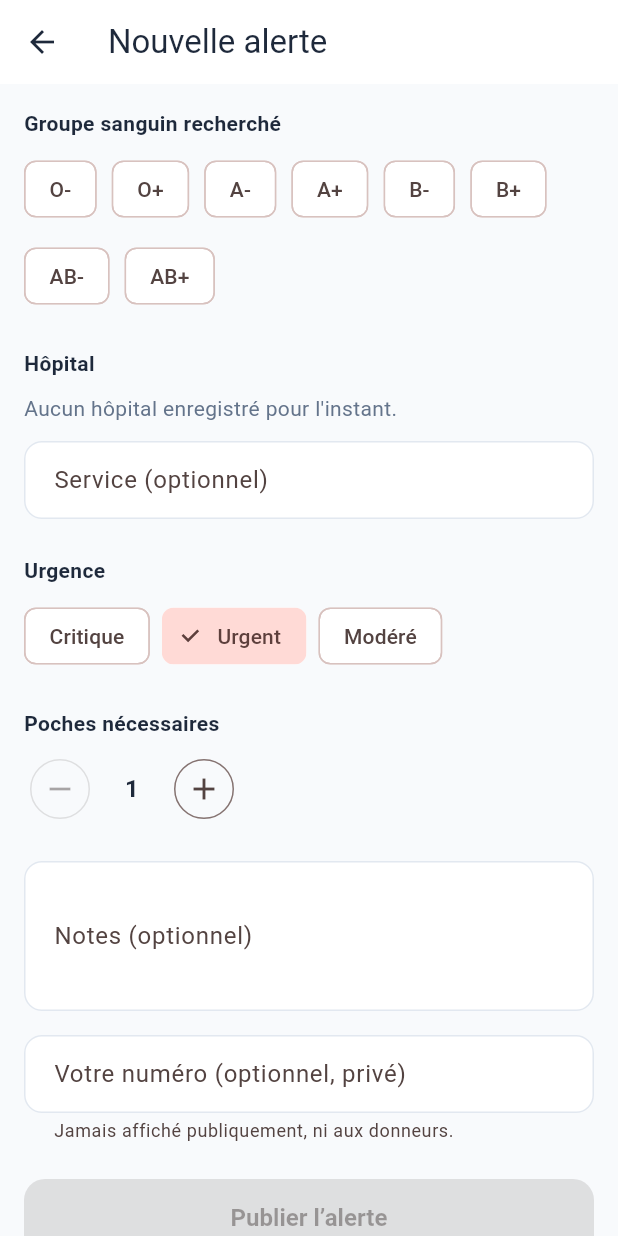
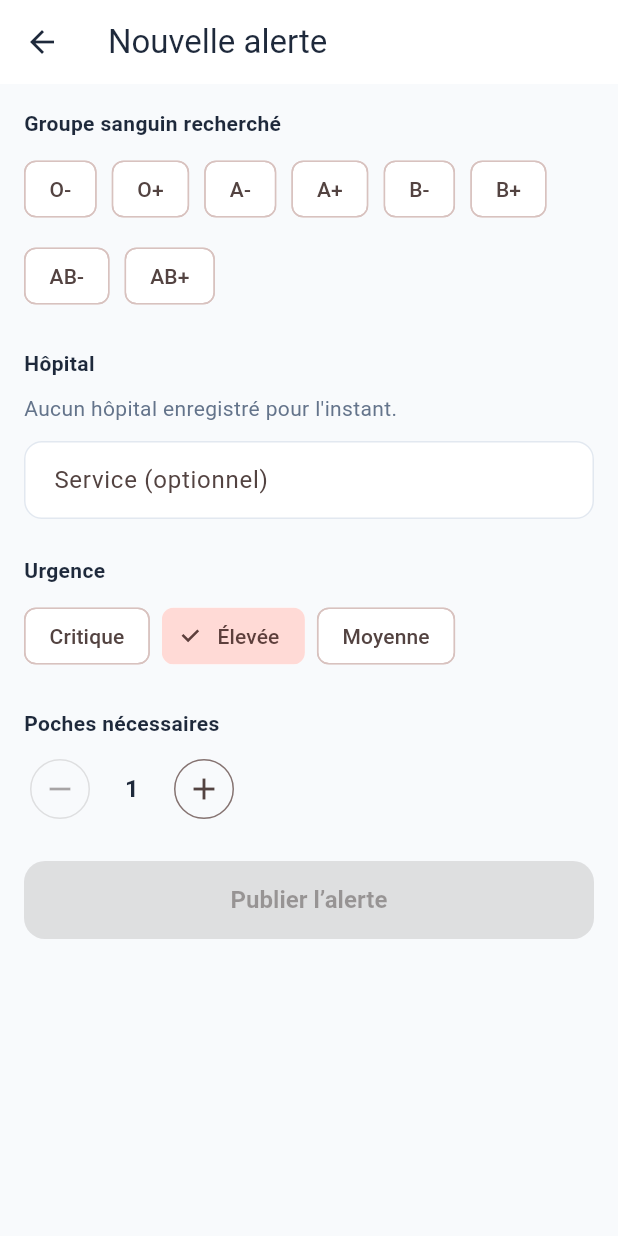
Before and after one commit to gabrielleobono/VitalLink, a Flutter app: the CreateAlertScreen screen opened directly, on a phone screen of 412 x 824 dp. Run offline on Flutter 3.47's test engine with Material 3 defaults, Android fonts, the light colour scheme and no system bars; our stand-ins replace cloud_firestore, firebase_auth, firebase_core, flutter_riverpod, geolocator, go_router and 1 more; accounts and stored records are empty.

Commit message:
feat(module-2): formulaire de publication d'alerte branché sur bloodAlerts

```diff
--- a/lib/core/router/app_router.dart
+++ b/lib/core/router/app_router.dart
@@ -1,6 +1,7 @@
 import 'package:go_router/go_router.dart';
 
 import '../../features/auth/presentation/screens/login_screen.dart';
+import '../../features/blood_requests/presentation/screens/create_alert_screen.dart';
 import '../../features/blood_requests/presentation/screens/emergency_detail_screen.dart';
 import '../../features/blood_requests/presentation/screens/emergency_screen.dart';
 import '../../features/home/presentation/screens/dashboard_screen.dart';
@@ -18,6 +19,7 @@ abstract final class AppRoutes {
   static const profile = '/profile';
   static const scan = '/scan';
 
+  static const createEmergency = '/emergencies/new';
   static String emergencyDetail(String alertId) => '/emergencies/$alertId';
 }
 
@@ -31,6 +33,10 @@ final appRouter = GoRouter(
     GoRoute(
       path: AppRoutes.scan,
       builder: (context, state) => const ScanScreen(),
+    ),
+    GoRoute(
+      path: AppRoutes.createEmergency,
+      builder: (context, state) => const CreateAlertScreen(),
     ),
     GoRoute(
       path: '/emergencies/:alertId',
--- a/lib/features/blood_requests/presentation/screens/create_alert_screen.dart
+++ b/lib/features/blood_requests/presentation/screens/create_alert_screen.dart
@@ -1,21 +1,30 @@
+import 'package:cloud_firestore/cloud_firestore.dart';
+import 'package:firebase_auth/firebase_auth.dart';
 import 'package:flutter/material.dart';
 import 'package:flutter_riverpod/flutter_riverpod.dart';
 
-import '../../../../core/providers/auth_providers.dart';
 import '../../../../core/theme/app_colors.dart';
 import '../../../../core/utils/blood_compatibility.dart';
-import '../../data/models/hospital_model.dart';
-import '../../domain/blood_request.dart';
-import '../../domain/blood_request_enums.dart';
-import '../providers/blood_request_providers.dart';
-import '../providers/hospital_providers.dart';
+import '../../data/models/hospital.dart';
 
-/// Formulaire de publication d'une alerte de sang.
-///
-/// Conçu pour aller vite en situation d'urgence : seuls le groupe sanguin et
-/// l'hôpital sont obligatoires, tout le reste a une valeur par défaut
-/// modifiable. La ville n'est pas saisie à la main : elle est déduite de
-/// l'hôpital choisi, pour ne jamais désynchroniser les deux.
+final _hospitalsListProvider = FutureProvider<List<Hospital>>((ref) async {
+  final snapshot = await FirebaseFirestore.instance
+      .collection('hospitals')
+      .get();
+  return snapshot.docs
+      .map((doc) => Hospital.fromFirestore(doc.id, doc.data()))
+      .toList();
+});
+
+const _criticalities = [
+  ('critical', 'Critique'),
+  ('high', 'Élevée'),
+  ('medium', 'Moyenne'),
+];
+
+/// Formulaire de publication d'une alerte de sang (`bloodAlerts/{id}`).
+/// Réservé aux soignants vérifiés (voir firestore.rules). Aucune donnée
+/// nominative du patient n'est saisie ni stockée.
 class CreateAlertScreen extends ConsumerStatefulWidget {
   const CreateAlertScreen({super.key});
 
@@ -25,12 +34,10 @@ class CreateAlertScreen extends ConsumerStatefulWidget {
 
 class _CreateAlertScreenState extends ConsumerState<CreateAlertScreen> {
   BloodGroup? _bloodGroup;
-  HospitalModel? _hospital;
-  UrgencyLevel _urgency = UrgencyLevel.high;
+  Hospital? _hospital;
+  String _criticality = 'high';
   int _unitsNeeded = 1;
   final _departmentController = TextEditingController();
-  final _notesController = TextEditingController();
-  final _contactPhoneController = TextEditingController();
 
   bool _isSubmitting = false;
   String? _errorMessage;
@@ -38,8 +45,6 @@ class _CreateAlertScreenState extends ConsumerState<CreateAlertScreen> {
   @override
   void dispose() {
     _departmentController.dispose();
-    _notesController.dispose();
-    _contactPhoneController.dispose();
     super.dispose();
   }
 
@@ -51,47 +56,70 @@ class _CreateAlertScreenState extends ConsumerState<CreateAlertScreen> {
     final hospital = _hospital;
     if (bloodGroup == null || hospital == null) return;
 
+    final user = FirebaseAuth.instance.currentUser;
+    if (user == null) {
+      setState(() => _errorMessage = 'Connectez-vous pour publier une alerte.');
+      return;
+    }
+
     setState(() {
       _isSubmitting = true;
       _errorMessage = null;
     });
 
     try {
-      final requesterId = await ref.read(currentUserIdProvider.future);
-      final request = BloodRequest.create(
-        requesterId: requesterId,
-        city: hospital.city,
-        bloodGroupNeeded: bloodGroup,
-        hospitalId: hospital.id,
-        hospitalDepartment: _departmentController.text.trim().isEmpty
-            ? null
-            : _departmentController.text.trim(),
-        urgency: _urgency,
-        unitsNeeded: _unitsNeeded,
-        notes: _notesController.text.trim().isEmpty
-            ? null
-            : _notesController.text.trim(),
-      );
+      final compatible = BloodCompatibility.compatibleDonorsFor(
+        bloodGroup,
+      ).map((g) => g.label).toList();
 
-      final newId = await ref
-          .read(bloodRequestRepositoryProvider)
-          .createRequest(request, contactPhone: _contactPhoneController.text);
+      final doc = await FirebaseFirestore.instance
+          .collection('bloodAlerts')
+          .add({
+            'recipientBloodGroup': bloodGroup.label,
+            'compatibleGroups': compatible,
+            'units': _unitsNeeded,
+            'criticality': _criticality,
+            'hospitalId': hospital.id,
+            'location': hospital.location,
+            'createdBy': user.uid,
+            'status': 'open',
+            'createdAt': FieldValue.serverTimestamp(),
+            'expiresAt': Timestamp.fromDate(
+              DateTime.now().add(const Duration(hours: 24)),
+            ),
+            'hospitalName': hospital.name,
+            'serviceInfo': _departmentController.text.trim(),
+            'district': hospital.city,
+            'distanceKm': 0,
+            'alertBadgeLabel': 'Alerte vérifiée',
+            'alertBadgeVariant': 'verified',
+            'bloodGroupTagLabel': bloodGroup.label,
+            'ctaSubtitleText': '$_unitsNeeded poche(s) · ${hospital.name}',
+          });
 
       if (!mounted) return;
-      Navigator.of(context).pop(newId);
-    } catch (error) {
+      Navigator.of(context).pop(doc.id);
+    } on FirebaseException catch (error) {
+      if (!mounted) return;
+      setState(() {
+        _isSubmitting = false;
+        _errorMessage = error.code == 'permission-denied'
+            ? 'Seuls les soignants vérifiés peuvent publier une alerte.'
+            : 'La publication a échoué. Vérifiez votre connexion et réessayez.';
+      });
+    } catch (_) {
       if (!mounted) return;
       setState(() {
         _isSubmitting = false;
         _errorMessage =
-            "La publication a échoué. Vérifiez votre connexion et réessayez.";
+            'La publication a échoué. Vérifiez votre connexion et réessayez.';
       });
     }
   }
 
   @override
   Widget build(BuildContext context) {
-    final hospitalsAsync = ref.watch(allHospitalsProvider);
+    final hospitalsAsync = ref.watch(_hospitalsListProvider);
 
     return Scaffold(
       appBar: AppBar(title: const Text('Nouvelle alerte')),
@@ -130,7 +158,7 @@ class _CreateAlertScreenState extends ConsumerState<CreateAlertScreen> {
                   style: TextStyle(color: AppColors.textSecondary),
                 );
               }
-              return DropdownButtonFormField<HospitalModel>(
+              return DropdownButtonFormField<Hospital>(
                 initialValue: _hospital,
                 isExpanded: true,
                 decoration: const InputDecoration(border: OutlineInputBorder()),
@@ -149,7 +177,7 @@ class _CreateAlertScreenState extends ConsumerState<CreateAlertScreen> {
             },
             loading: () => const LinearProgressIndicator(),
             error: (error, stackTrace) => const Text(
-              "Impossible de charger la liste des hôpitaux.",
+              'Impossible de charger la liste des hôpitaux.',
               style: TextStyle(color: AppColors.textSecondary),
             ),
           ),
@@ -169,14 +197,14 @@ class _CreateAlertScreenState extends ConsumerState<CreateAlertScreen> {
           Wrap(
             spacing: 8,
             children: [
-              for (final level in UrgencyLevel.values)
+              for (final (value, label) in _criticalities)
                 ChoiceChip(
-                  label: Text(level.label),
-                  selected: _urgency == level,
+                  label: Text(label),
+                  selected: _criticality == value,
                   onSelected: _isSubmitting
                       ? null
                       : (selected) {
-                          if (selected) setState(() => _urgency = level);
+                          if (selected) setState(() => _criticality = value);
                         },
                 ),
             ],
@@ -214,27 +242,6 @@ class _CreateAlertScreenState extends ConsumerState<CreateAlertScreen> {
               ),
             ],
           ),
-          const SizedBox(height: 24),
-          TextField(
-            controller: _notesController,
-            enabled: !_isSubmitting,
-            maxLines: 3,
-            decoration: const InputDecoration(
-              labelText: 'Notes (optionnel)',
-              border: OutlineInputBorder(),
-            ),
-          ),
-          const SizedBox(height: 16),
-          TextField(
-            controller: _contactPhoneController,
-            enabled: !_isSubmitting,
-            keyboardType: TextInputType.phone,
-            decoration: const InputDecoration(
-              labelText: 'Votre numéro (optionnel, privé)',
-              helperText: "Jamais affiché publiquement, ni aux donneurs.",
-              border: OutlineInputBorder(),
-            ),
-          ),
           if (_errorMessage != null) ...[
             const SizedBox(height: 12),
             Text(
@@ -253,7 +260,7 @@ class _CreateAlertScreenState extends ConsumerState<CreateAlertScreen> {
                       height: 20,
                       child: CircularProgressIndicator(strokeWidth: 2),
                     )
-                  : const Text('Publier l\u2019alerte'),
+                  : const Text('Publier l’alerte'),
             ),
           ),
         ],
```
